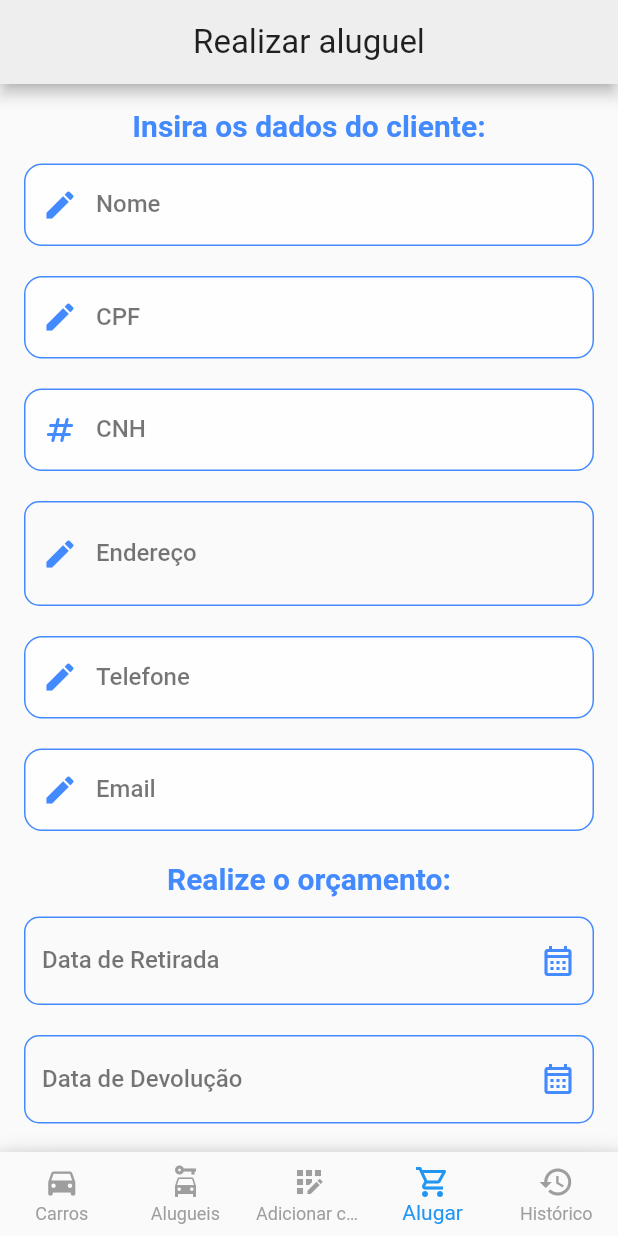
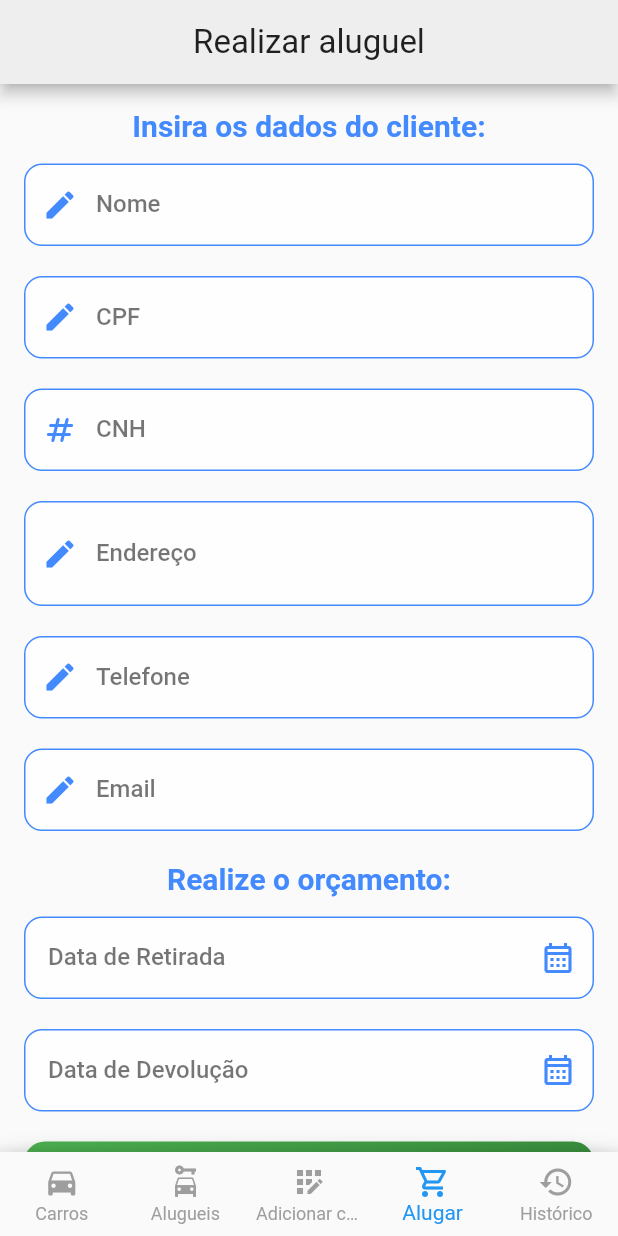
Before and after one commit to DouglaSantos777/ConnectCar, a Flutter app: the screen it shows after launch, item 4 of the bottom bar chosen, on a phone screen of 412 x 824 dp. Run offline on Flutter 3.47's test engine with Material 3 defaults, Android fonts, the phone set to English and light mode, and no system bars; our stand-ins replace fl_chart.

Commit message:
refactor: padronização do tema nos formulários

```diff
--- a/lib/main.dart
+++ b/lib/main.dart
@@ -28,7 +28,41 @@
           iconTheme: const IconThemeData(
             color: Colors.black87
           )
-        )
+        ),
+        inputDecorationTheme: InputDecorationTheme(
+          labelStyle: const TextStyle(
+            color: Colors.black54,
+            fontWeight: FontWeight.w500,
+          ),
+          prefixIconColor: Colors.blueAccent,
+          enabledBorder: OutlineInputBorder(
+            borderSide: const BorderSide(
+              color: Colors.blueAccent,
+              width: 1,
+            ),
+            borderRadius: BorderRadius.circular(12),
+          ),
+          focusedBorder: OutlineInputBorder(
+            borderSide: const BorderSide(
+              color: Colors.blueAccent,
+              width: 1.5,
+            ),
+            borderRadius: BorderRadius.circular(12),
+          ),
+          border: OutlineInputBorder(
+            borderSide: const BorderSide(
+              color: Colors.grey,
+              width: 1.0,
+            ),
+            borderRadius: BorderRadius.circular(12),
+          ),
+          contentPadding: const EdgeInsets.symmetric(
+            vertical: 18.0,
+            horizontal: 16.0,
+          ),
+          fillColor: Colors.white70,
+          filled: true,
+        ),
       ),
       home: const PrincipalScreen(),
     );
--- a/lib/widgets/formulario/formulario_data.dart
+++ b/lib/widgets/formulario/formulario_data.dart
@@ -36,31 +36,6 @@
         readOnly: true,
         decoration: InputDecoration(
           labelText: widget.label,
-          labelStyle: const TextStyle(
-            color: Colors.black54,
-            fontWeight: FontWeight.w500,
-          ),
-          enabledBorder: OutlineInputBorder(
-            borderSide: const BorderSide(
-              color: Colors.blueAccent,
-              width: 1.0,
-            ),
-            borderRadius: BorderRadius.circular(10),
-          ),
-          focusedBorder: OutlineInputBorder(
-            borderSide: const BorderSide(
-              color: Colors.blueAccent,
-              width: 1.5,
-            ),
-            borderRadius: BorderRadius.circular(10),
-          ),
-          border: OutlineInputBorder(
-            borderSide: const BorderSide(
-              color: Colors.grey,
-              width: 1.0,
-            ),
-            borderRadius: BorderRadius.circular(10),
-          ),
           suffixIcon: const Icon(Icons.calendar_month_outlined, color: Colors.blueAccent, size: 24),
         ),
         onTap: () {
--- a/lib/widgets/formulario/formulario_descricao.dart
+++ b/lib/widgets/formulario/formulario_descricao.dart
@@ -13,32 +13,7 @@
         minLines: 2,
         decoration: InputDecoration(
           labelText: label,
-          labelStyle: const TextStyle(
-            color: Colors.black54,
-            fontWeight: FontWeight.w500,
-          ),
           prefixIcon: const Icon(Icons.edit, color: Colors.blueAccent, size: 24,),
-          enabledBorder: OutlineInputBorder(
-            borderSide: const BorderSide(
-              color: Colors.blueAccent,
-              width: 1.0,
-            ),
-            borderRadius: BorderRadius.circular(10),
-          ),
-          focusedBorder: OutlineInputBorder(
-            borderSide: const BorderSide(
-              color: Colors.blueAccent,
-              width: 1.5,
-            ),
-            borderRadius: BorderRadius.circular(10),
-          ),
-          border: OutlineInputBorder(
-            borderSide: const BorderSide(
-              color: Colors.grey,
-              width: 1.0,
-            ),
-            borderRadius: BorderRadius.circular(10),
-          ),
           contentPadding: const EdgeInsets.symmetric(vertical: 16.0, horizontal: 12.0),
         ),
       ),
--- a/lib/widgets/formulario/formulario_numerico.dart
+++ b/lib/widgets/formulario/formulario_numerico.dart
@@ -23,35 +23,7 @@
         ],
         decoration: InputDecoration(
           labelText: label,
-          labelStyle: const TextStyle(
-            color: Colors.black54,
-            fontWeight: FontWeight.w500,
-          ),
           prefixIcon: const Icon(Icons.numbers_rounded, color: Colors.blueAccent, size: 24),
-          enabledBorder: OutlineInputBorder(
-            borderSide: const BorderSide(
-              color: Colors.blueAccent,
-              width: 1.0,
-            ),
-            borderRadius: BorderRadius.circular(12),
-          ),
-          focusedBorder: OutlineInputBorder(
-            borderSide: const BorderSide(
-              color: Colors.blueAccent,
-              width: 1.5,
-            ),
-            borderRadius: BorderRadius.circular(12),
-          ),
-          border: OutlineInputBorder(
-            borderSide: const BorderSide(
-              color: Colors.grey,
-              width: 1.0,
-            ),
-            borderRadius: BorderRadius.circular(12),
-          ),
-          contentPadding: const EdgeInsets.symmetric(vertical: 18.0, horizontal: 16.0),
-          fillColor: Colors.white70,
-          filled: true,
         ),
         validator: (value) {
           if (value == null || value.isEmpty) {
--- a/lib/widgets/formulario/formulario_preco.dart
+++ b/lib/widgets/formulario/formulario_preco.dart
@@ -19,46 +19,8 @@
         ],
         decoration: InputDecoration(
           labelText: label,
-          labelStyle: const TextStyle(
-            color: Colors.black54,
-            fontWeight: FontWeight.w500,
-          ),
           prefixIcon: const Icon(Icons.attach_money, color: Colors.blueAccent, size: 24),
-          enabledBorder: OutlineInputBorder(
-            borderSide: const BorderSide(
-              color: Colors.blueAccent,
-              width: 1,
-            ),
-            borderRadius: BorderRadius.circular(12),
-          ),
-          focusedBorder: OutlineInputBorder(
-            borderSide: const BorderSide(
-              color: Colors.blueAccent,
-              width: 1.5,
-            ),
-            borderRadius: BorderRadius.circular(12),
-          ),
-          border: OutlineInputBorder(
-            borderSide: const BorderSide(
-              color: Colors.grey,
-              width: 1.0,
-            ),
-            borderRadius: BorderRadius.circular(12),
-          ),
-          contentPadding: const EdgeInsets.symmetric(vertical: 18.0, horizontal: 16.0),
-          fillColor: Colors.white70,
-          filled: true,
         ),
-        validator: (value) {
-          if (value == null || value.isEmpty) {
-            return 'Campo obrigatório';
-          }
-          final parsedValue = double.tryParse(value.replaceAll(',', '.'));
-          if (parsedValue == null) {
-            return 'Insira um valor válido';
-          }
-          return null;
-        },
       ),
     );
   }
--- a/lib/widgets/formulario/formulario_texto.dart
+++ b/lib/widgets/formulario/formulario_texto.dart
@@ -33,35 +33,7 @@
             },
         decoration: InputDecoration(
           labelText: label,
-          labelStyle: const TextStyle(
-            color: Colors.black54,
-            fontWeight: FontWeight.w500,
-          ),
           prefixIcon: const Icon(Icons.edit, color: Colors.blueAccent, size: 24,),
-          enabledBorder: OutlineInputBorder(
-            borderSide: const BorderSide(
-              color: Colors.blueAccent,
-              width: 1,
-            ),
-            borderRadius: BorderRadius.circular(12),
-          ),
-          focusedBorder: OutlineInputBorder(
-            borderSide: const BorderSide(
-              color: Colors.blueAccent,
-              width: 1.5,
-            ),
-            borderRadius: BorderRadius.circular(12),
-          ),
-          border: OutlineInputBorder(
-            borderSide: const BorderSide(
-              color: Colors.grey,
-              width: 1.0,
-            ),
-            borderRadius: BorderRadius.circular(12),
-          ),
-          contentPadding: const EdgeInsets.symmetric(vertical: 18.0, horizontal: 16.0),
-          fillColor: Colors.white70,
-          filled: true,
         ),
       ),
     );
```
